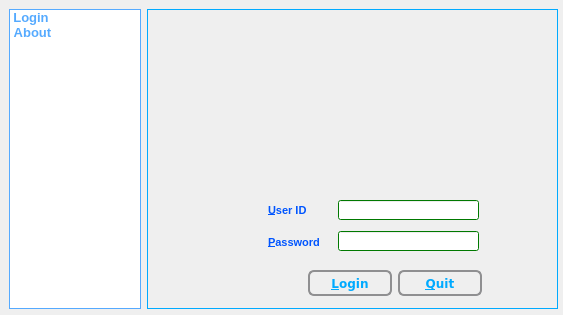
Qt form src/Authentication_Manager/authendialog.ui (mskonline/docmaqv2) before a commit.
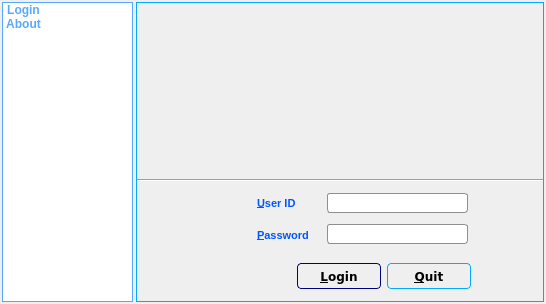
The same form after that commit. The open tabs and pages were chosen to show the change. Icons and pictures are not drawn.

```diff
--- a/src/Authentication_Manager/authendialog.ui
+++ b/src/Authentication_Manager/authendialog.ui
@@ -3,16 +3,28 @@
  <class>AuthenDialog</class>
  <widget class="QDialog" name="AuthenDialog">
   <property name="windowModality">
-   <enum>Qt::WindowModal</enum>
+   <enum>Qt::ApplicationModal</enum>
   </property>
   <property name="geometry">
    <rect>
     <x>0</x>
     <y>0</y>
-    <width>563</width>
-    <height>315</height>
+    <width>546</width>
+    <height>304</height>
    </rect>
   </property>
+  <property name="minimumSize">
+   <size>
+    <width>546</width>
+    <height>304</height>
+   </size>
+  </property>
+  <property name="maximumSize">
+   <size>
+    <width>546</width>
+    <height>304</height>
+   </size>
+  </property>
   <property name="font">
    <font>
     <family>System</family>
@@ -26,27 +38,30 @@
    <string>DocmaQ Login</string>
   </property>
   <property name="windowIcon">
-   <iconset resource="symbols.qrc">
+   <iconset>
     <normaloff>:/newPrefix/Images/printmgr.png</normaloff>:/newPrefix/Images/printmgr.png</iconset>
   </property>
   <property name="autoFillBackground">
    <bool>false</bool>
   </property>
   <property name="styleSheet">
-   <string notr="true">border-color: qradialgradient(spread:pad, cx:0.5, cy:0.5, radius:0.5, fx:0.5, fy:0.5, stop:0 rgba(255, 235, 235, 206), stop:0.35 rgba(255, 188, 188, 80), stop:0.4 rgba(255, 162, 162, 80), stop:0.425 rgba(255, 132, 132, 156), stop:0.44 rgba(252, 128, 128, 80), stop:1 rgba(255, 255, 255, 0));</string>
+   <string notr="true"/>
   </property>
   <property name="sizeGripEnabled">
    <bool>false</bool>
   </property>
+  <property name="modal">
+   <bool>true</bool>
+  </property>
   <widget class="QListWidget" name="optionsList">
    <property name="enabled">
     <bool>true</bool>
    </property>
    <property name="geometry">
     <rect>
-     <x>9</x>
-     <y>9</y>
-     <width>132</width>
+     <x>2</x>
+     <y>2</y>
+     <width>131</width>
      <height>300</height>
     </rect>
    </property>
@@ -56,12 +71,6 @@
      <verstretch>0</verstretch>
     </sizepolicy>
    </property>
-   <property name="minimumSize">
-    <size>
-     <width>132</width>
-     <height>300</height>
-    </size>
-   </property>
    <property name="maximumSize">
     <size>
      <width>131</width>
@@ -71,7 +80,7 @@
    <property name="font">
     <font>
      <family>MS Shell Dlg 2</family>
-     <pointsize>10</pointsize>
+     <pointsize>9</pointsize>
      <weight>75</weight>
      <italic>false</italic>
      <bold>true</bold>
@@ -124,6 +133,9 @@
    <property name="frameShadow">
     <enum>QFrame::Plain</enum>
    </property>
+   <property name="lineWidth">
+    <number>1</number>
+   </property>
    <property name="verticalScrollBarPolicy">
     <enum>Qt::ScrollBarAlwaysOff</enum>
    </property>
@@ -156,8 +168,8 @@
    </property>
    <property name="iconSize">
     <size>
-     <width>70</width>
-     <height>70</height>
+     <width>64</width>
+     <height>64</height>
     </size>
    </property>
    <property name="textElideMode">
@@ -179,7 +191,7 @@
     <enum>QListView::Fixed</enum>
    </property>
    <property name="layoutMode">
-    <enum>QListView::Batched</enum>
+    <enum>QListView::SinglePass</enum>
    </property>
    <property name="spacing">
     <number>32</number>
@@ -188,7 +200,7 @@
     <enum>QListView::IconMode</enum>
    </property>
    <property name="uniformItemSizes">
-    <bool>false</bool>
+    <bool>true</bool>
    </property>
    <property name="wordWrap">
     <bool>false</bool>
@@ -204,8 +216,8 @@
      <string>Login</string>
     </property>
     <property name="icon">
-     <iconset resource="symbols.qrc">
-      <normaloff>:/newPrefix/images/cc.png</normaloff>:/newPrefix/images/cc.png</iconset>
+     <iconset resource="../Resources/res.qrc">
+      <normaloff>:/images/users.png</normaloff>:/images/users.png</iconset>
     </property>
    </item>
    <item>
@@ -213,8 +225,8 @@
      <string>About</string>
     </property>
     <property name="icon">
-     <iconset resource="symbols.qrc">
-      <normaloff>:/newPrefix/Images/groupevent-256.png</normaloff>:/newPrefix/Images/groupevent-256.png</iconset>
+     <iconset resource="../Resources/res.qrc">
+      <normaloff>:/images/docmaq.png</normaloff>:/images/docmaq.png</iconset>
     </property>
    </item>
   </widget>
@@ -224,9 +236,9 @@
    </property>
    <property name="geometry">
     <rect>
-     <x>147</x>
-     <y>9</y>
-     <width>411</width>
+     <x>136</x>
+     <y>2</y>
+     <width>408</width>
      <height>300</height>
     </rect>
    </property>
@@ -236,6 +248,12 @@
      <verstretch>0</verstretch>
     </sizepolicy>
    </property>
+   <property name="minimumSize">
+    <size>
+     <width>408</width>
+     <height>298</height>
+    </size>
+   </property>
    <property name="font">
     <font>
      <pointsize>10</pointsize>
@@ -246,7 +264,15 @@
     <string>Gets u Logged in</string>
    </property>
    <property name="styleSheet">
-    <string notr="true">color:rgb(0, 170, 255)</string>
+    <string notr="true">
+QStackedWidget {
+
+
+     border: 1px solid #00AAFF;
+     border-radius: 0px;
+     
+ }
+</string>
    </property>
    <property name="frameShape">
     <enum>QFrame::Box</enum>
@@ -264,24 +290,23 @@
     <widget class="QLabel" name="fig1">
      <property name="geometry">
       <rect>
-       <x>0</x>
-       <y>0</y>
-       <width>411</width>
-       <height>171</height>
+       <x>-13</x>
+       <y>-10</y>
+       <width>433</width>
+       <height>188</height>
       </rect>
      </property>
      <property name="font">
       <font>
        <family>Verdana</family>
        <pointsize>12</pointsize>
-       <weight>9</weight>
+       <weight>50</weight>
        <italic>true</italic>
        <bold>false</bold>
       </font>
      </property>
      <property name="styleSheet">
-      <string notr="true">background-image:url(:/newPrefix/images/Diamond_104.JPG);
-font: 75 italic 12pt &quot;Verdana&quot;;</string>
+      <string notr="true"/>
      </property>
      <property name="frameShape">
       <enum>QFrame::Box</enum>
@@ -289,20 +314,21 @@
      <property name="frameShadow">
       <enum>QFrame::Sunken</enum>
      </property>
-     <property name="lineWidth">
-      <number>0</number>
-     </property>
      <property name="midLineWidth">
       <number>0</number>
      </property>
      <property name="text">
-      <string/>
+      <string>&lt;!DOCTYPE HTML PUBLIC &quot;-//W3C//DTD HTML 4.0//EN&quot; &quot;http://www.w3.org/TR/REC-html40/strict.dtd&quot;&gt;
+&lt;html&gt;&lt;head&gt;&lt;meta name=&quot;qrichtext&quot; content=&quot;1&quot; /&gt;&lt;style type=&quot;text/css&quot;&gt;
+p, li { white-space: pre-wrap; }
+&lt;/style&gt;&lt;/head&gt;&lt;body style=&quot; font-family:'Verdana'; font-size:12pt; font-weight:400; font-style:italic;&quot;&gt;
+&lt;p style=&quot; margin-top:0px; margin-bottom:0px; margin-left:0px; margin-right:0px; -qt-block-indent:0; text-indent:0px;&quot;&gt;&lt;img src=&quot;:/images/authpic.png&quot; /&gt;&lt;/p&gt;&lt;/body&gt;&lt;/html&gt;</string>
      </property>
      <property name="textFormat">
       <enum>Qt::AutoText</enum>
      </property>
      <property name="pixmap">
-      <pixmap resource="symbols.qrc">:/newPrefix/images/authpic.png</pixmap>
+      <pixmap>:/newPrefix/images/authpic.png</pixmap>
      </property>
      <property name="scaledContents">
       <bool>true</bool>
@@ -335,29 +361,35 @@
       </font>
      </property>
      <property name="styleSheet">
-      <string notr="true">QPushButton {
-     border: 2px solid #8f8f91;
-     border-radius: 6px;
-     background-color: qlineargradient(x1: 0, y1: 0, x2: 0, y2: 1,
-                                       stop: 0 #f6f7fa, stop: 1 #dadbde);
-     min-width: 80px;
- }
+      <string notr="true">QPushButton { 
+color:rgb(0,0,0);
+border: 1px solid #00AAFF;
+border-radius: 4px;
+background-color: qlineargradient(x1: 0, y1: 0, x2: 0, y2: 1,
+stop: 0 #f6f7fa, stop: 1 #dadbde);
+min-width: 80px;
+}
 
- QPushButton:pressed {
-     background-color: qlineargradient(x1: 0, y1: 0, x2: 0, y2: 1,
-                                       stop: 0 #dadbde, stop: 1 #f6f7fa);
- }
+QPushButton:hover { border: 2px solid #000000;
+color:rgb(0,0,255);}
+QPushButton:pressed {
+background-color: qlineargradient(x1: 0, y1: 0, x2: 0, y2: 1,
+stop: 0 #dadbde, stop: 1 #f6f7fa);
+}
 
- QPushButton:flat {
-     border: none; /* no border for a flat push button */
- }
-</string>
+QPushButton:flat {
+border: none; /* no border for a flat push button */
+}
+
+QPushButton:default {
+border-color: navy; /* make the default button prominent */
+}</string>
      </property>
      <property name="text">
       <string>&amp;Login</string>
      </property>
      <property name="icon">
-      <iconset resource="symbols.qrc">
+      <iconset>
        <normaloff>:/newPrefix/images/msn.png</normaloff>:/newPrefix/images/msn.png</iconset>
      </property>
      <property name="iconSize">
@@ -398,32 +430,35 @@
       <enum>Qt::LeftToRight</enum>
      </property>
      <property name="styleSheet">
-      <string notr="true">QPushButton {
-     border: 2px solid #8f8f91;
-     border-radius: 6px;
-     background-color: qlineargradient(x1: 0, y1: 0, x2: 0, y2: 1,
-                                       stop: 0 #f6f7fa, stop: 1 #dadbde);
-     min-width: 80px;
- }
+      <string notr="true">QPushButton { 
+	color: rgb(0, 0, 0);
+border: 1px solid #00AAFF;
+border-radius: 4px;
+background-color: qlineargradient(x1: 0, y1: 0, x2: 0, y2: 1,
+stop: 0 #f6f7fa, stop: 1 #dadbde);
+min-width: 80px;
+}
 
- QPushButton:pressed {
-     background-color: qlineargradient(x1: 0, y1: 0, x2: 0, y2: 1,
-                                       stop: 0 #dadbde, stop: 1 #f6f7fa);
- }
+QPushButton:hover { border: 2px solid #000000;
+color:rgb(0,0,255);}
+QPushButton:pressed {
+background-color: qlineargradient(x1: 0, y1: 0, x2: 0, y2: 1,
+stop: 0 #dadbde, stop: 1 #f6f7fa);
+}
 
- QPushButton:flat {
-     border: none; /* no border for a flat push button */
- }
+QPushButton:flat {
+border: none; /* no border for a flat push button */
+}
 
- QPushButton:default {
-     border-color: navy; /* make the default button prominent */
- }</string>
+QPushButton:default {
+border-color: navy; /* make the default button prominent */
+}</string>
      </property>
      <property name="text">
       <string>&amp;Quit</string>
      </property>
      <property name="icon">
-      <iconset resource="symbols.qrc">
+      <iconset>
        <normaloff>:/newPrefix/images/exit.png</normaloff>:/newPrefix/images/exit.png</iconset>
      </property>
      <property name="iconSize">
@@ -487,8 +522,8 @@
          <brush brushstyle="SolidPattern">
           <color alpha="255">
            <red>0</red>
-           <green>170</green>
-           <blue>255</blue>
+           <green>0</green>
+           <blue>0</blue>
           </color>
          </brush>
         </colorrole>
@@ -541,8 +576,8 @@
          <brush brushstyle="SolidPattern">
           <color alpha="255">
            <red>0</red>
-           <green>170</green>
-           <blue>255</blue>
+           <green>0</green>
+           <blue>0</blue>
           </color>
          </brush>
         </colorrole>
@@ -559,8 +594,8 @@
          <brush brushstyle="SolidPattern">
           <color alpha="255">
            <red>0</red>
-           <green>170</green>
-           <blue>255</blue>
+           <green>0</green>
+           <blue>0</blue>
           </color>
          </brush>
         </colorrole>
@@ -624,8 +659,8 @@
          <brush brushstyle="SolidPattern">
           <color alpha="255">
            <red>0</red>
-           <green>170</green>
-           <blue>255</blue>
+           <green>0</green>
+           <blue>0</blue>
           </color>
          </brush>
         </colorrole>
@@ -678,8 +713,8 @@
          <brush brushstyle="SolidPattern">
           <color alpha="255">
            <red>0</red>
-           <green>170</green>
-           <blue>255</blue>
+           <green>0</green>
+           <blue>0</blue>
           </color>
          </brush>
         </colorrole>
@@ -696,8 +731,8 @@
          <brush brushstyle="SolidPattern">
           <color alpha="255">
            <red>0</red>
-           <green>170</green>
-           <blue>255</blue>
+           <green>0</green>
+           <blue>0</blue>
           </color>
          </brush>
         </colorrole>
@@ -761,8 +796,8 @@
          <brush brushstyle="SolidPattern">
           <color alpha="255">
            <red>0</red>
-           <green>170</green>
-           <blue>255</blue>
+           <green>0</green>
+           <blue>0</blue>
           </color>
          </brush>
         </colorrole>
@@ -815,8 +850,8 @@
          <brush brushstyle="SolidPattern">
           <color alpha="255">
            <red>0</red>
-           <green>170</green>
-           <blue>255</blue>
+           <green>0</green>
+           <blue>0</blue>
           </color>
          </brush>
         </colorrole>
@@ -833,8 +868,8 @@
          <brush brushstyle="SolidPattern">
           <color alpha="255">
            <red>0</red>
-           <green>170</green>
-           <blue>255</blue>
+           <green>0</green>
+           <blue>0</blue>
           </color>
          </brush>
         </colorrole>
@@ -906,6 +941,21 @@
      <property name="autoFillBackground">
       <bool>false</bool>
      </property>
+     <property name="styleSheet">
+      <string notr="true">QLineEdit { 
+color:rgb(0,0,0);
+border: 1px solid #8f8f91;
+border-radius: 3px;
+min-width: 80px;
+}
+
+QLineEdit:hover {
+
+border: 1px solid #00aaff;
+border-radius: 3px;
+min-width: 80px;
+}</string>
+     </property>
      <property name="echoMode">
       <enum>QLineEdit::Normal</enum>
      </property>
@@ -955,8 +1005,8 @@
          <brush brushstyle="SolidPattern">
           <color alpha="255">
            <red>0</red>
-           <green>170</green>
-           <blue>255</blue>
+           <green>0</green>
+           <blue>0</blue>
           </color>
          </brush>
         </colorrole>
@@ -1009,8 +1059,8 @@
          <brush brushstyle="SolidPattern">
           <color alpha="255">
            <red>0</red>
-           <green>170</green>
-           <blue>255</blue>
+           <green>0</green>
+           <blue>0</blue>
           </color>
          </brush>
         </colorrole>
@@ -1027,8 +1077,8 @@
          <brush brushstyle="SolidPattern">
           <color alpha="255">
            <red>0</red>
-           <green>170</green>
-           <blue>255</blue>
+           <green>0</green>
+           <blue>0</blue>
           </color>
          </brush>
         </colorrole>
@@ -1092,8 +1142,8 @@
          <brush brushstyle="SolidPattern">
           <color alpha="255">
            <red>0</red>
-           <green>170</green>
-           <blue>255</blue>
+           <green>0</green>
+           <blue>0</blue>
           </color>
          </brush>
         </colorrole>
@@ -1146,8 +1196,8 @@
          <brush brushstyle="SolidPattern">
           <color alpha="255">
            <red>0</red>
-           <green>170</green>
-           <blue>255</blue>
+           <green>0</green>
+           <blue>0</blue>
           </color>
          </brush>
         </colorrole>
@@ -1164,8 +1214,8 @@
          <brush brushstyle="SolidPattern">
           <color alpha="255">
            <red>0</red>
-           <green>170</green>
-           <blue>255</blue>
+           <green>0</green>
+           <blue>0</blue>
           </color>
          </brush>
         </colorrole>
@@ -1229,8 +1279,8 @@
          <brush brushstyle="SolidPattern">
           <color alpha="255">
            <red>0</red>
-           <green>170</green>
-           <blue>255</blue>
+           <green>0</green>
+           <blue>0</blue>
           </color>
          </brush>
         </colorrole>
@@ -1283,8 +1333,8 @@
          <brush brushstyle="SolidPattern">
           <color alpha="255">
            <red>0</red>
-           <green>170</green>
-           <blue>255</blue>
+           <green>0</green>
+           <blue>0</blue>
           </color>
          </brush>
         </colorrole>
@@ -1301,8 +1351,8 @@
          <brush brushstyle="SolidPattern">
           <color alpha="255">
            <red>0</red>
-           <green>170</green>
-           <blue>255</blue>
+           <green>0</green>
+           <blue>0</blue>
           </color>
          </brush>
         </colorrole>
@@ -1371,6 +1421,21 @@
      <property name="autoFillBackground">
       <bool>false</bool>
      </property>
+     <property name="styleSheet">
+      <string notr="true">QLineEdit { 
+color:rgb(0,0,0);
+border: 1px solid #8f8f91;
+border-radius: 3px;
+min-width: 80px;
+}
+
+QLineEdit:hover {
+
+border: 1px solid #00aaff;
+border-radius: 3px;
+min-width: 80px;
+}</string>
+     </property>
      <property name="echoMode">
       <enum>QLineEdit::Password</enum>
      </property>
@@ -1381,9 +1446,9 @@
      <property name="geometry">
       <rect>
        <x>0</x>
-       <y>30</y>
+       <y>43</y>
        <width>410</width>
-       <height>271</height>
+       <height>261</height>
       </rect>
      </property>
      <property name="font">
@@ -1424,11 +1489,11 @@
          <x>0</x>
          <y>0</y>
          <width>409</width>
-         <height>253</height>
+         <height>241</height>
         </rect>
        </property>
        <property name="styleSheet">
-        <string notr="true">color: rgb(0, 0, 0);</string>
+        <string notr="true"/>
        </property>
        <property name="verticalScrollBarPolicy">
         <enum>Qt::ScrollBarAlwaysOff</enum>
@@ -1479,7 +1544,7 @@
 &lt;p align=&quot;center&quot; style=&quot;-qt-paragraph-type:empty; margin-top:0px; margin-bottom:0px; margin-left:0px; margin-right:0px; -qt-block-indent:0; text-indent:0px; font-size:8pt; font-weight:600; color:#00aa00;&quot;&gt;&lt;/p&gt;
 &lt;p align=&quot;center&quot; style=&quot;-qt-paragraph-type:empty; margin-top:0px; margin-bottom:0px; margin-left:0px; margin-right:0px; -qt-block-indent:0; text-indent:0px; font-size:8pt; font-weight:600; color:#00aa00;&quot;&gt;&lt;/p&gt;
 &lt;p align=&quot;center&quot; style=&quot;-qt-paragraph-type:empty; margin-top:0px; margin-bottom:0px; margin-left:0px; margin-right:0px; -qt-block-indent:0; text-indent:0px; font-size:8pt; font-weight:600; color:#00aa00;&quot;&gt;&lt;/p&gt;
-&lt;p align=&quot;center&quot; style=&quot; margin-top:0px; margin-bottom:0px; margin-left:0px; margin-right:0px; -qt-block-indent:0; text-indent:0px;&quot;&gt;&lt;span style=&quot; font-size:8pt; font-weight:600; color:#00aa00;&quot;&gt;Imbibed with above unique combination it the most &lt;/span&gt;&lt;/p&gt;
+&lt;p align=&quot;center&quot; style=&quot; margin-top:0px; margin-bottom:0px; margin-left:0px; margin-right:0px; -qt-block-indent:0; text-indent:0px;&quot;&gt;&lt;span style=&quot; font-size:8pt; font-weight:600; color:#00aa00;&quot;&gt;Imbibed with above unique combination it is the most &lt;/span&gt;&lt;/p&gt;
 &lt;p align=&quot;center&quot; style=&quot; margin-top:0px; margin-bottom:0px; margin-left:0px; margin-right:0px; -qt-block-indent:0; text-indent:0px;&quot;&gt;&lt;span style=&quot; font-size:8pt; font-weight:600; color:#00aa00;&quot;&gt;User-friendly,Multi-featured,Accountable,Managable and Stable application.&lt;/span&gt;&lt;/p&gt;
 &lt;p align=&quot;center&quot; style=&quot;-qt-paragraph-type:empty; margin-top:0px; margin-bottom:0px; margin-left:0px; margin-right:0px; -qt-block-indent:0; text-indent:0px; font-size:8pt; font-weight:600; color:#00aa00;&quot;&gt;&lt;/p&gt;
 &lt;p align=&quot;center&quot; style=&quot;-qt-paragraph-type:empty; margin-top:0px; margin-bottom:0px; margin-left:0px; margin-right:0px; -qt-block-indent:0; text-indent:0px; font-size:8pt; font-weight:600; color:#00aa00;&quot;&gt;&lt;/p&gt;
@@ -1493,12 +1558,12 @@
 &lt;p align=&quot;center&quot; style=&quot;-qt-paragraph-type:empty; margin-top:0px; margin-bottom:0px; margin-left:0px; margin-right:0px; -qt-block-indent:0; text-indent:0px; font-size:8pt;&quot;&gt;&lt;/p&gt;
 &lt;p align=&quot;center&quot; style=&quot;-qt-paragraph-type:empty; margin-top:0px; margin-bottom:0px; margin-left:0px; margin-right:0px; -qt-block-indent:0; text-indent:0px; font-size:8pt;&quot;&gt;&lt;/p&gt;
 &lt;p align=&quot;center&quot; style=&quot; margin-top:0px; margin-bottom:0px; margin-left:0px; margin-right:0px; -qt-block-indent:0; text-indent:0px;&quot;&gt;&lt;span style=&quot; font-size:8pt;&quot;&gt; &lt;/span&gt;&lt;/p&gt;
-&lt;p align=&quot;center&quot; style=&quot; margin-top:0px; margin-bottom:0px; margin-left:0px; margin-right:0px; -qt-block-indent:0; text-indent:0px;&quot;&gt;&lt;span style=&quot; font-size:8pt; font-weight:600; color:#aa0000;&quot;&gt;Happy Docmaq'ing !&lt;/span&gt;&lt;/p&gt;
+&lt;p align=&quot;center&quot; style=&quot; margin-top:0px; margin-bottom:0px; margin-left:0px; margin-right:0px; -qt-block-indent:0; text-indent:0px;&quot;&gt;&lt;span style=&quot; font-size:8pt; font-weight:600; color:#bc0000;&quot;&gt;Happy Docmaq'ing !&lt;/span&gt;&lt;/p&gt;
 &lt;p align=&quot;center&quot; style=&quot;-qt-paragraph-type:empty; margin-top:0px; margin-bottom:0px; margin-left:0px; margin-right:0px; -qt-block-indent:0; text-indent:0px; font-size:8pt; color:#aa0000;&quot;&gt;&lt;/p&gt;
 &lt;p align=&quot;center&quot; style=&quot;-qt-paragraph-type:empty; margin-top:0px; margin-bottom:0px; margin-left:0px; margin-right:0px; -qt-block-indent:0; text-indent:0px; font-size:8pt; color:#aa0000;&quot;&gt;&lt;/p&gt;
 &lt;p align=&quot;center&quot; style=&quot;-qt-paragraph-type:empty; margin-top:0px; margin-bottom:0px; margin-left:0px; margin-right:0px; -qt-block-indent:0; text-indent:0px; font-size:8pt; color:#aa0000;&quot;&gt;&lt;/p&gt;
 &lt;p align=&quot;center&quot; style=&quot;-qt-paragraph-type:empty; margin-top:0px; margin-bottom:0px; margin-left:0px; margin-right:0px; -qt-block-indent:0; text-indent:0px; font-size:8pt; color:#aa0000;&quot;&gt;&lt;/p&gt;
-&lt;p align=&quot;center&quot; style=&quot; margin-top:0px; margin-bottom:0px; margin-left:0px; margin-right:0px; -qt-block-indent:0; text-indent:0px;&quot;&gt;&lt;span style=&quot; font-size:8pt; font-weight:600;&quot;&gt;Qogency Corporation - April 2010&lt;/span&gt;&lt;/p&gt;
+&lt;p align=&quot;center&quot; style=&quot; margin-top:0px; margin-bottom:0px; margin-left:0px; margin-right:0px; -qt-block-indent:0; text-indent:0px;&quot;&gt;&lt;span style=&quot; font-size:8pt; font-weight:600;&quot;&gt;Qogency Corporation &lt;/span&gt;&lt;span style=&quot; font-size:9pt; font-weight:600; vertical-align:super;&quot;&gt;TM&lt;/span&gt;&lt;span style=&quot; font-size:8pt; font-weight:600; vertical-align:super;&quot;&gt;    &lt;/span&gt;&lt;span style=&quot; font-size:8pt; font-weight:600;&quot;&gt;2010&lt;/span&gt;&lt;/p&gt;
 &lt;p align=&quot;center&quot; style=&quot;-qt-paragraph-type:empty; margin-top:0px; margin-bottom:0px; margin-left:0px; margin-right:0px; -qt-block-indent:0; text-indent:0px; font-size:8pt; font-weight:600;&quot;&gt;&lt;/p&gt;
 &lt;p align=&quot;center&quot; style=&quot;-qt-paragraph-type:empty; margin-top:0px; margin-bottom:0px; margin-left:0px; margin-right:0px; -qt-block-indent:0; text-indent:0px; font-size:8pt; font-weight:600;&quot;&gt;&lt;/p&gt;
 &lt;p align=&quot;center&quot; style=&quot;-qt-paragraph-type:empty; margin-top:0px; margin-bottom:0px; margin-left:0px; margin-right:0px; -qt-block-indent:0; text-indent:0px; font-size:8pt; font-weight:600;&quot;&gt;&lt;/p&gt;
@@ -1539,6 +1604,31 @@
 &lt;p align=&quot;center&quot; style=&quot; margin-top:0px; margin-bottom:0px; margin-left:0px; margin-right:0px; -qt-block-indent:0; text-indent:0px;&quot;&gt;&lt;span style=&quot; font-size:8pt; font-weight:600; color:#00aa00;&quot;&gt;M. Kiran	     mola.kiran@gmail.com&lt;/span&gt;&lt;span style=&quot; font-size:8pt; color:#00aa00;&quot;&gt;	&lt;/span&gt;&lt;/p&gt;&lt;/body&gt;&lt;/html&gt;</string>
        </property>
       </widget>
+      <widget class="QLabel" name="label_3">
+       <property name="geometry">
+        <rect>
+         <x>-90</x>
+         <y>-10</y>
+         <width>251</width>
+         <height>211</height>
+        </rect>
+       </property>
+       <property name="font">
+        <font>
+         <pointsize>11</pointsize>
+         <weight>50</weight>
+         <bold>false</bold>
+         <stylestrategy>PreferAntialias</stylestrategy>
+        </font>
+       </property>
+       <property name="text">
+        <string>&lt;!DOCTYPE HTML PUBLIC &quot;-//W3C//DTD HTML 4.0//EN&quot; &quot;http://www.w3.org/TR/REC-html40/strict.dtd&quot;&gt;
+&lt;html&gt;&lt;head&gt;&lt;meta name=&quot;qrichtext&quot; content=&quot;1&quot; /&gt;&lt;style type=&quot;text/css&quot;&gt;
+p, li { white-space: pre-wrap; }
+&lt;/style&gt;&lt;/head&gt;&lt;body style=&quot; font-family:'MS Shell Dlg 2'; font-size:11pt; font-weight:400; font-style:normal;&quot;&gt;
+&lt;p style=&quot; margin-top:0px; margin-bottom:0px; margin-left:0px; margin-right:0px; -qt-block-indent:0; text-indent:0px;&quot;&gt;&lt;img src=&quot;:/images/my version/src/Resources/images/groupevent-256.png&quot; /&gt;&lt;/p&gt;&lt;/body&gt;&lt;/html&gt;</string>
+       </property>
+      </widget>
      </widget>
      <widget class="QWidget" name="tab">
       <attribute name="title">
@@ -1583,7 +1673,7 @@
      <property name="geometry">
       <rect>
        <x>280</x>
-       <y>0</y>
+       <y>10</y>
        <width>121</width>
        <height>20</height>
       </rect>
@@ -1608,14 +1698,14 @@
       <bool>true</bool>
      </property>
      <property name="textInteractionFlags">
-      <set>Qt::LinksAccessibleByKeyboard|Qt::LinksAccessibleByMouse</set>
+      <set>Qt::TextBrowserInteraction</set>
      </property>
     </widget>
     <widget class="QLabel" name="label_2">
      <property name="geometry">
       <rect>
        <x>10</x>
-       <y>0</y>
+       <y>10</y>
        <width>151</width>
        <height>21</height>
       </rect>
@@ -1633,7 +1723,10 @@
 &lt;html&gt;&lt;head&gt;&lt;meta name=&quot;qrichtext&quot; content=&quot;1&quot; /&gt;&lt;style type=&quot;text/css&quot;&gt;
 p, li { white-space: pre-wrap; }
 &lt;/style&gt;&lt;/head&gt;&lt;body style=&quot; font-family:'MS Shell Dlg 2'; font-size:11pt; font-weight:400; font-style:normal;&quot;&gt;
-&lt;p style=&quot; margin-top:0px; margin-bottom:0px; margin-left:0px; margin-right:0px; -qt-block-indent:0; text-indent:0px;&quot;&gt;&lt;span style=&quot; color:#00aa00;&quot;&gt;Qogency Corporation&lt;/span&gt;&lt;/p&gt;&lt;/body&gt;&lt;/html&gt;</string>
+&lt;p style=&quot; margin-top:0px; margin-bottom:0px; margin-left:0px; margin-right:0px; -qt-block-indent:0; text-indent:0px;&quot;&gt;&lt;span style=&quot; color:#00a100;&quot;&gt;Qogency Corporation&lt;/span&gt;&lt;/p&gt;&lt;/body&gt;&lt;/html&gt;</string>
+     </property>
+     <property name="textInteractionFlags">
+      <set>Qt::LinksAccessibleByMouse|Qt::TextSelectableByMouse</set>
      </property>
     </widget>
    </widget>
```
Left out of the diff: 2 changed lines with no effect on the pictures.
